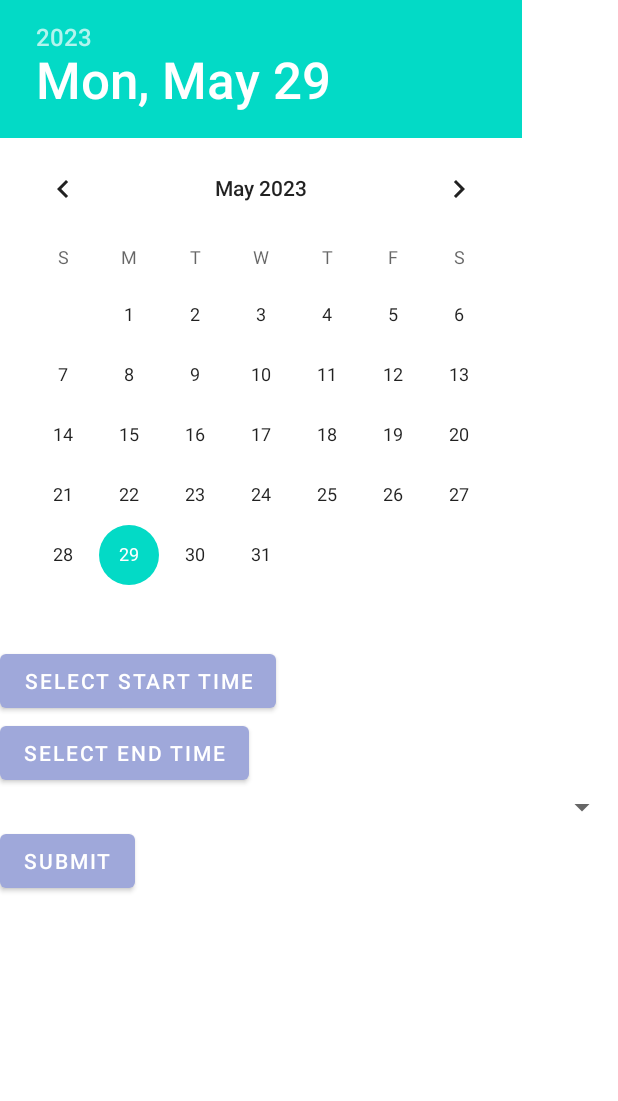
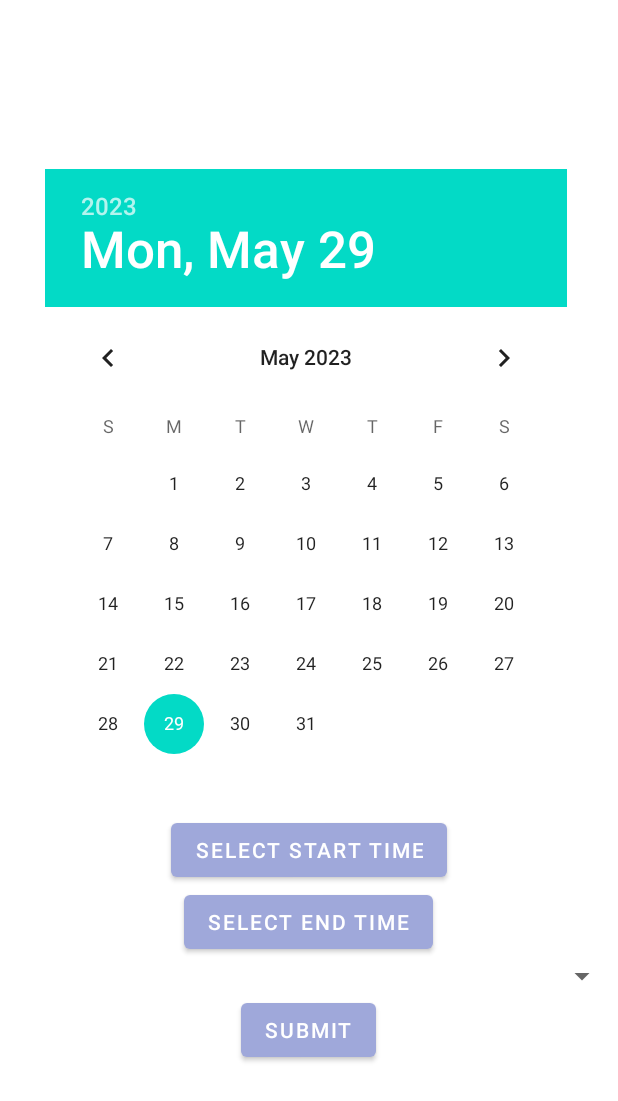
Before and after one commit to YairZeruya/FollowYourShifts, an Android app: the AddShiftActivity screen opened directly, with no data from a screen before it, on a phone screen of 412 x 824 dp. Shown: the top 1101 px of the screen. Run offline under Robolectric (Android 15) with nearby library versions, the light colour scheme and no system bars.

Commit message:
before view2

```diff
--- a/app/src/main/java/com/example/followyourshifts/Model.java
+++ /dev/null
@@ -1,6 +0,0 @@
-package com.example.followyourshifts;
-
-public class Model {
-
-
-}
--- a/app/src/main/res/layout/add_shift_layout.xml
+++ b/app/src/main/res/layout/add_shift_layout.xml
@@ -3,24 +3,28 @@
     android:layout_width="match_parent"
     android:layout_height="match_parent"
     android:orientation="vertical"
+    android:gravity="center"
     tools:context=".Activities.AddShiftActivity">
 
     <DatePicker
         android:id="@+id/datePicker"
         android:layout_width="match_parent"
-        android:layout_height="wrap_content" />
+        android:layout_height="wrap_content"
+        android:layout_marginLeft="20dp"/>
 
     <Button
         android:id="@+id/startTimeButton"
         android:layout_width="wrap_content"
         android:layout_height="wrap_content"
-        android:text="Select Start Time" />
+        android:text="Select Start Time"
+        android:layout_gravity="center_horizontal" />
 
     <Button
         android:id="@+id/endTimeButton"
         android:layout_width="wrap_content"
         android:layout_height="wrap_content"
-        android:text="Select End Time" />
+        android:text="Select End Time"
+        android:layout_gravity="center_horizontal" />
 
     <Spinner
         android:id="@+id/workplaceSpinner"
@@ -31,6 +35,7 @@
         android:id="@+id/submitButton"
         android:layout_width="wrap_content"
         android:layout_height="wrap_content"
-        android:text="Submit" />
+        android:text="Submit"
+        android:layout_gravity="center_horizontal" />
 
 </LinearLayout>
```
